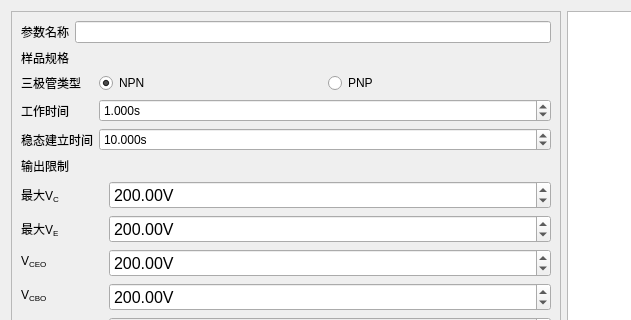
Before: the Qt Designer form new/refer/args.ui in Joker2387089590/MIL-STD-750, drawn with Qt 5; both pictures show x 0 to 631 and y 0 to 320 of the 982 by 617 pixel window.
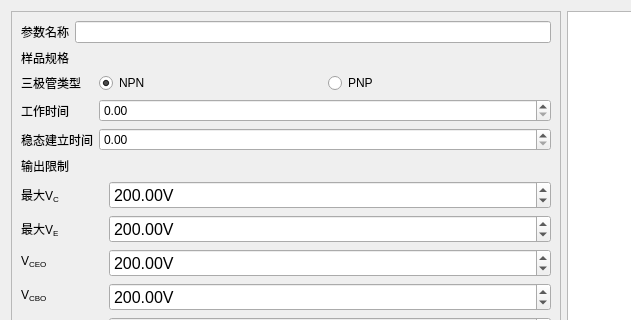
After: the same form once the commit is applied. Custom widgets are drawn as their Qt base class.

Commit message: rename refer panel

Patch:
```diff
--- a/new/refer/args.ui
+++ b/new/refer/args.ui
@@ -31,7 +31,7 @@
         <x>0</x>
         <y>0</y>
         <width>548</width>
-        <height>568</height>
+        <height>567</height>
        </rect>
       </property>
       <layout class="QVBoxLayout" name="verticalLayout_4">
@@ -108,26 +108,7 @@
           </widget>
          </item>
          <item row="1" column="1">
-          <widget class="QDoubleSpinBox" name="duration">
-           <property name="suffix">
-            <string>s</string>
-           </property>
-           <property name="decimals">
-            <number>3</number>
-           </property>
-           <property name="minimum">
-            <double>0.350000000000000</double>
-           </property>
-           <property name="maximum">
-            <double>99999999.000000000000000</double>
-           </property>
-           <property name="singleStep">
-            <double>0.100000000000000</double>
-           </property>
-           <property name="value">
-            <double>1.000000000000000</double>
-           </property>
-          </widget>
+          <widget class="QDoubleSpinBox" name="duration"/>
          </item>
          <item row="2" column="0">
           <widget class="QLabel" name="label_8">
@@ -137,26 +118,7 @@
           </widget>
          </item>
          <item row="2" column="1">
-          <widget class="QDoubleSpinBox" name="stableTime">
-           <property name="suffix">
-            <string>s</string>
-           </property>
-           <property name="decimals">
-            <number>3</number>
-           </property>
-           <property name="minimum">
-            <double>0.350000000000000</double>
-           </property>
-           <property name="maximum">
-            <double>99999999.000000000000000</double>
-           </property>
-           <property name="singleStep">
-            <double>0.100000000000000</double>
-           </property>
-           <property name="value">
-            <double>10.000000000000000</double>
-           </property>
-          </widget>
+          <widget class="QDoubleSpinBox" name="stableTime"/>
          </item>
         </layout>
        </item>
```
The commit also changes 6 other files.
